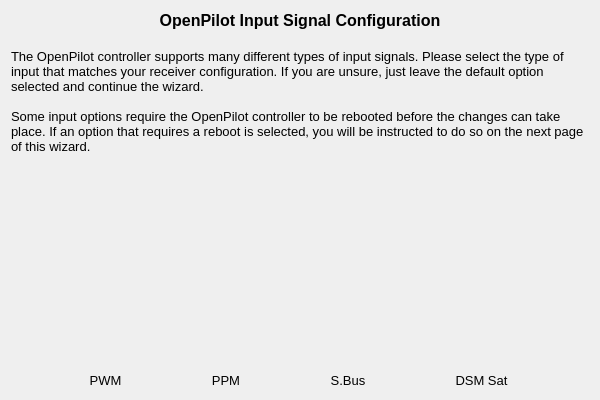
openpilot/OpenPilot, file ground/openpilotgcs/src/plugins/setupwizard/pages/inputpage.ui: the form before one commit.
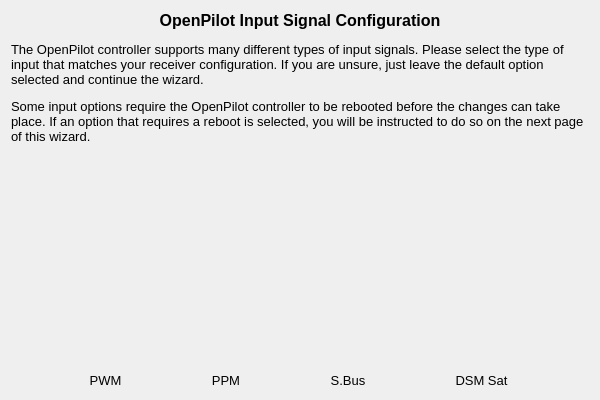
The form after the commit. Icons and pictures are not drawn.

Commit message: OP-1556 Bigger window size, Font sizes on all pages

The edit to the form file:
```diff
--- a/ground/openpilotgcs/src/plugins/setupwizard/pages/inputpage.ui
+++ b/ground/openpilotgcs/src/plugins/setupwizard/pages/inputpage.ui
@@ -20,15 +20,7 @@
       <enum>QFrame::NoFrame</enum>
      </property>
      <property name="text">
-      <string>&lt;!DOCTYPE HTML PUBLIC &quot;-//W3C//DTD HTML 4.0//EN&quot; &quot;http://www.w3.org/TR/REC-html40/strict.dtd&quot;&gt;
-&lt;html&gt;&lt;head&gt;&lt;meta name=&quot;qrichtext&quot; content=&quot;1&quot; /&gt;&lt;style type=&quot;text/css&quot;&gt;
-p, li { white-space: pre-wrap; }
-&lt;/style&gt;&lt;/head&gt;&lt;body style=&quot; font-family:'MS Shell Dlg 2'; font-size:8pt; font-weight:400; font-style:normal;&quot;&gt;
-&lt;p align=&quot;center&quot; style=&quot; margin-top:0px; margin-bottom:0px; margin-left:0px; margin-right:0px; -qt-block-indent:0; text-indent:0px;&quot;&gt;&lt;span style=&quot; font-size:12pt; font-weight:600;&quot;&gt;OpenPilot Input Signal Configuration&lt;/span&gt;&lt;/p&gt;
-&lt;p style=&quot;-qt-paragraph-type:empty; margin-top:0px; margin-bottom:0px; margin-left:0px; margin-right:0px; -qt-block-indent:0; text-indent:0px; font-size:12pt; font-weight:600;&quot;&gt;&lt;br /&gt;&lt;/p&gt;
-&lt;p style=&quot; margin-top:0px; margin-bottom:0px; margin-left:0px; margin-right:0px; -qt-block-indent:0; text-indent:0px;&quot;&gt;&lt;span style=&quot; font-size:10pt;&quot;&gt;The OpenPilot controller supports many different types of input signals. Please select the type of input that matches your receiver configuration. If you are unsure, just leave the default option selected and continue the wizard.&lt;/span&gt;&lt;/p&gt;
-&lt;p style=&quot;-qt-paragraph-type:empty; margin-top:0px; margin-bottom:0px; margin-left:0px; margin-right:0px; -qt-block-indent:0; text-indent:0px; font-size:10pt;&quot;&gt;&lt;br /&gt;&lt;/p&gt;
-&lt;p style=&quot; margin-top:0px; margin-bottom:0px; margin-left:0px; margin-right:0px; -qt-block-indent:0; text-indent:0px;&quot;&gt;&lt;span style=&quot; font-size:10pt;&quot;&gt;Some input options require the OpenPilot controller to be rebooted before the changes can take place. If an option that requires a reboot is selected, you will be instructed to do so on the next page of this wizard.&lt;/span&gt;&lt;/p&gt;&lt;/body&gt;&lt;/html&gt;</string>
+      <string>&lt;html&gt;&lt;head/&gt;&lt;body&gt;&lt;p align=&quot;center&quot;&gt;&lt;span style=&quot; font-family:'MS Shell Dlg 2'; font-size:12pt; font-weight:600;&quot;&gt;OpenPilot Input Signal Configuration&lt;/span&gt;&lt;/p&gt;&lt;p&gt;&lt;span style=&quot; font-family:'MS Shell Dlg 2'; font-size:10pt;&quot;&gt;The OpenPilot controller supports many different types of input signals. Please select the type of input that matches your receiver configuration. If you are unsure, just leave the default option selected and continue the wizard.&lt;/span&gt;&lt;/p&gt;&lt;p&gt;&lt;span style=&quot; font-family:'MS Shell Dlg 2'; font-size:10pt;&quot;&gt;Some input options require the OpenPilot controller to be rebooted before the changes can take place. If an option that requires a reboot is selected, you will be instructed to do so on the next page of this wizard.&lt;/span&gt;&lt;/p&gt;&lt;/body&gt;&lt;/html&gt;</string>
      </property>
      <property name="alignment">
       <set>Qt::AlignLeading|Qt::AlignLeft|Qt::AlignTop</set>
```
The commit also changes 19 other files.
